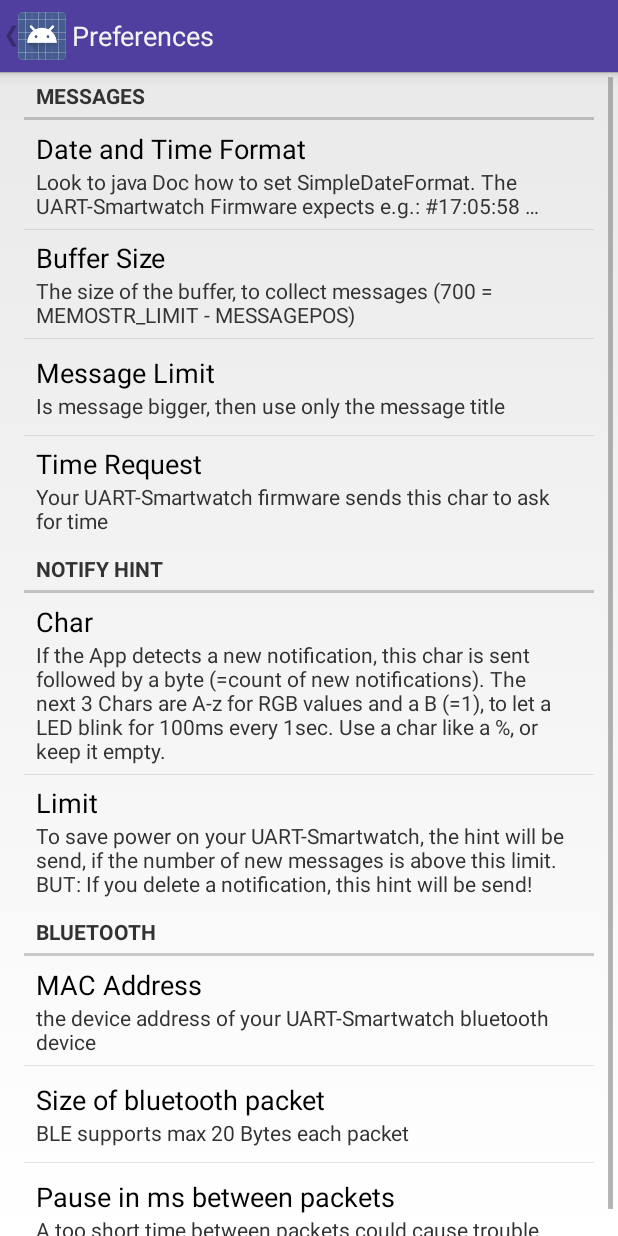
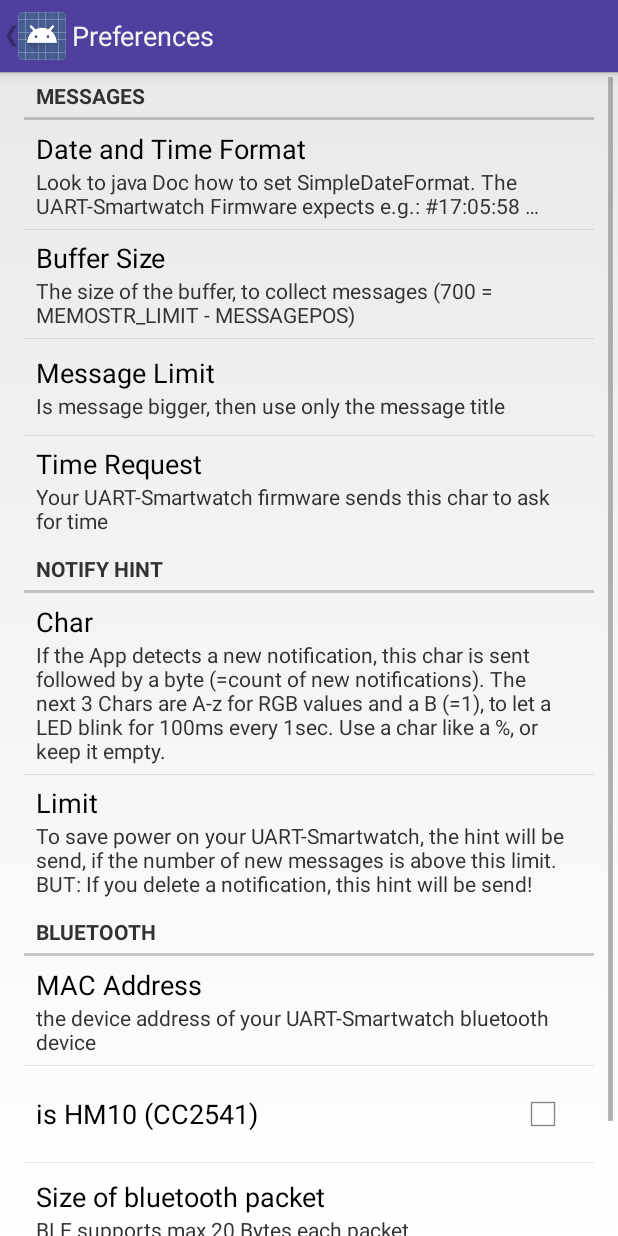
Before and after one commit to no-go/UART-Smartwatch, an Android app: the screen it shows after launch (PreferencesActivity), in the options menu, after a tap on "Preferences", on a phone screen of 412 x 824 dp. Run offline under Robolectric (Android 15) with nearby library versions, the light colour scheme and no system bars; 2 statements that could not run were skipped.

Commit message:
retry something clean.

```diff
--- a/UART-Smartwatch_App/app/src/main/res/values/strings.xml
+++ b/UART-Smartwatch_App/app/src/main/res/values/strings.xml
@@ -42,6 +42,8 @@
     the hint will be send, if the number of new messages is above this limit.
     BUT: If you delete a notification, this hint will be send!</string>
 
+    <string name="isHm10_use">is HM10 (CC2541)</string>
+
     <string name="exit_title">Restart App Now</string>
     <string name="exit_message">Because you changed some preferences, it is better to restart the App.</string>
     <string name="check_device_address">Maybe: check the device address</string>
--- a/UART-Smartwatch_App/app/src/main/res/xml/preferences.xml
+++ b/UART-Smartwatch_App/app/src/main/res/xml/preferences.xml
@@ -46,13 +46,19 @@
             android:key="ble_addr"
             android:summary="@string/ble_addr_summary"
             android:title="@string/ble_addr"/>
+
+        <CheckBoxPreference
+            android:defaultValue="false"
+            android:key="isHm10"
+            android:title="@string/isHm10_use" />
+
         <EditTextPreference
             android:defaultValue="8"
             android:key="packet_limit"
             android:summary="@string/packetLimit_summary"
             android:title="@string/packetLimit" />
         <EditTextPreference
-            android:defaultValue="200"
+            android:defaultValue="60"
             android:key="packet_pause"
             android:summary="@string/packetPause_summary"
             android:title="@string/packetPause" />
```
Also changed, not shown: UART-Smartwatch_App/app/build.gradle (+5 -5 lines), UART-Smartwatch_App/app/src/main/java/click/dummer/UartSmartwatch/UartService.java (+42 -10 lines), UART-Smartwatch_App/app/src/main/res/drawable/icon.png, UART-Smartwatch_App/gradle/wrapper/gradle-wrapper.properties (deleted), 4 other files.
